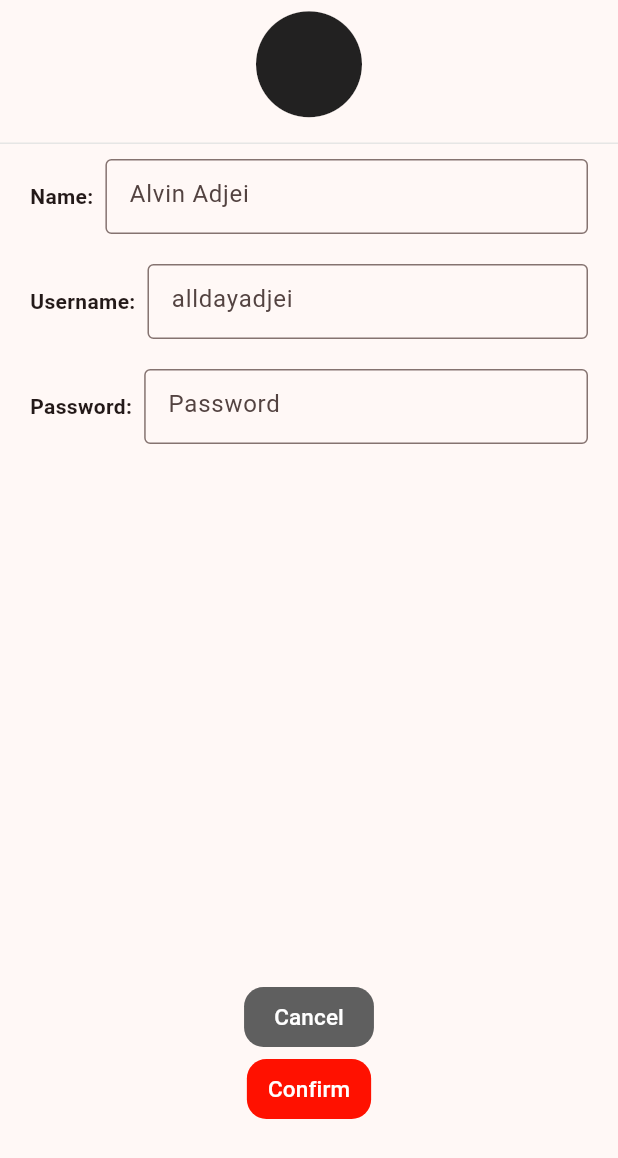
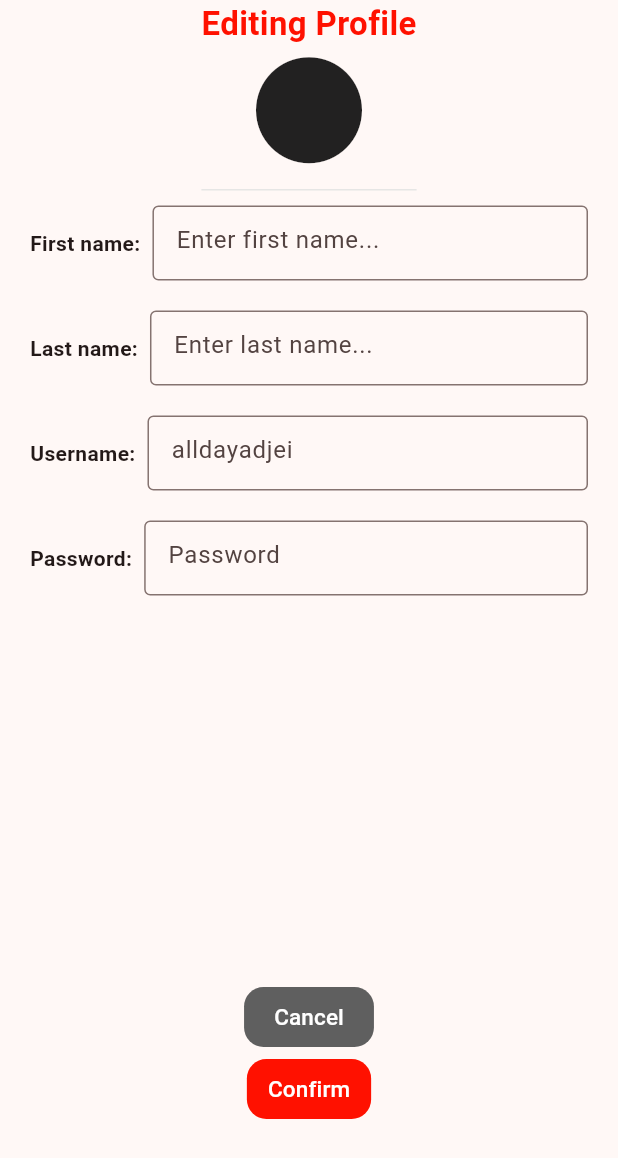
Before and after one commit to posturorg/postur, a Flutter app: the EditProfileModal widget shown alone on an empty page, opened directly, on a phone screen of 412 x 824 dp. Shown: the top 1158 px of the screen. Run offline on Flutter 3.47's test engine with Material 2 defaults, Android fonts, the light colour scheme and no system bars; our stand-ins replace cloud_firestore, firebase_auth, firebase_core, firebase_storage, flutter_contacts, google_maps_flutter and 2 more; missing offline and left inert: mobile_scanner; accounts and stored records are empty.

Commit message:
Began work on Editing Profile functionality
Also finished invites

```diff
--- a/lib/components/modals/edit_profile_modal.dart
+++ b/lib/components/modals/edit_profile_modal.dart
@@ -3,7 +3,6 @@ import 'package:flutter/material.dart';
 import '../../src/colors.dart';
 
 class EditProfileModal extends StatefulWidget {
-
   const EditProfileModal({
     super.key,
   });
@@ -23,6 +22,8 @@ class _EditProfileModalState extends State<EditProfileModal> {
     );
   }
 
+  String userFirstName = '';
+  String userLastName = '';
   @override
   Widget build(BuildContext context) {
     return SizedBox(
@@ -34,9 +35,16 @@ class _EditProfileModalState extends State<EditProfileModal> {
             Container(
               decoration: modalLine(),
               padding: const EdgeInsets.fromLTRB(0, 0, 0, 10),
-              child: const Row(
+              child: const Column(
                 mainAxisAlignment: MainAxisAlignment.center,
                 children: [
+                  Text(
+                    'Editing Profile',
+                    style: TextStyle(
+                        color: absentRed,
+                        fontWeight: FontWeight.bold,
+                        fontSize: 22),
+                  ),
                   Icon(
                     Icons.circle,
                     size: 85,
@@ -49,7 +57,7 @@ class _EditProfileModalState extends State<EditProfileModal> {
               child: Row(
                 mainAxisAlignment: MainAxisAlignment.start,
                 children: [
-                  const Text('Name:',
+                  const Text('First name:',
                       style: TextStyle(
                         fontWeight: FontWeight.bold,
                       )),
@@ -60,7 +68,43 @@ class _EditProfileModalState extends State<EditProfileModal> {
                       height: 50.0,
                       child: TextFormField(
                         decoration: const InputDecoration(
-                          hintText: 'Alvin Adjei',
+                          hintText: 'Enter first name...',
+                          border:
+                              OutlineInputBorder(), // Customize the border style
+                        ),
+                        onChanged: (value) {
+                          // Handle the text input change
+                          // ...
+                        },
+                        validator: (value) {
+                          // Perform form validation and return an error message if necessary
+                          // ...
+                          return null; // Return null to indicate no validation errors
+                        },
+                      ),
+                    ),
+                  ),
+                ],
+              ),
+            ),
+            Container(
+              margin: const EdgeInsets.fromLTRB(20, 10, 20, 10),
+              child: Row(
+                mainAxisAlignment: MainAxisAlignment.start,
+                children: [
+                  const Text('Last name:',
+                      style: TextStyle(
+                        fontWeight: FontWeight.bold,
+                      )),
+                  const SizedBox(width: 8.0),
+                  Expanded(
+                    child: SizedBox(
+                      width: 200.0,
+                      height: 50.0,
+                      child: TextFormField(
+                        decoration: const InputDecoration(
+                          hintText:
+                              'Enter last name...', //should be user's name...
                           border:
                               OutlineInputBorder(), // Customize the border style
                         ),
@@ -163,8 +207,7 @@ class _EditProfileModalState extends State<EditProfileModal> {
                             vertical: 8, horizontal: 20),
                         backgroundColor: neutralGrey,
                         shape: RoundedRectangleBorder(
-                            borderRadius:
-                                BorderRadius.circular(13)),
+                            borderRadius: BorderRadius.circular(13)),
                         elevation: 0.0,
                       ),
                       child: const Text('Cancel',
@@ -180,13 +223,11 @@ class _EditProfileModalState extends State<EditProfileModal> {
                             vertical: 8, horizontal: 14),
                         backgroundColor: absentRed,
                         shape: RoundedRectangleBorder(
-                            borderRadius:
-                                BorderRadius.circular(13)),
+                            borderRadius: BorderRadius.circular(13)),
                         elevation: 0.0,
                       ),
                       child: const Text('Confirm',
-                          style: TextStyle(
-                              color: Colors.white, fontSize: 15)),
+                          style: TextStyle(color: Colors.white, fontSize: 15)),
                     ),
                   ],
                 ),
--- a/lib/components/profile_buttons.dart
+++ b/lib/components/profile_buttons.dart
@@ -4,7 +4,6 @@ import '../src/colors.dart';
 import 'modals/edit_profile_modal.dart';
 
 class ProfileButtons extends StatelessWidget {
-
   const ProfileButtons({
     super.key,
   });
@@ -66,7 +65,7 @@ class ProfileButtons extends StatelessWidget {
           ElevatedButton(
             style: ElevatedButton.styleFrom(
               padding: const EdgeInsets.symmetric(vertical: 5, horizontal: 15),
-              backgroundColor: const Color.fromARGB(255, 93, 93, 93),
+              backgroundColor: neutralGrey,
               shape: RoundedRectangleBorder(
                   borderRadius: BorderRadius.circular(10)),
               elevation: 0.0,
```
Also changed, not shown: lib/components/id_widget.dart (+15 -12 lines), lib/components/invite_to_event_entry.dart (added, +103 -0 lines), lib/components/modals/event_create_modal.dart (+5 -2 lines), lib/pages/attending_event_list.dart (+7 -7 lines), lib/pages/invite_to_event_page.dart (+68 -5 lines).
